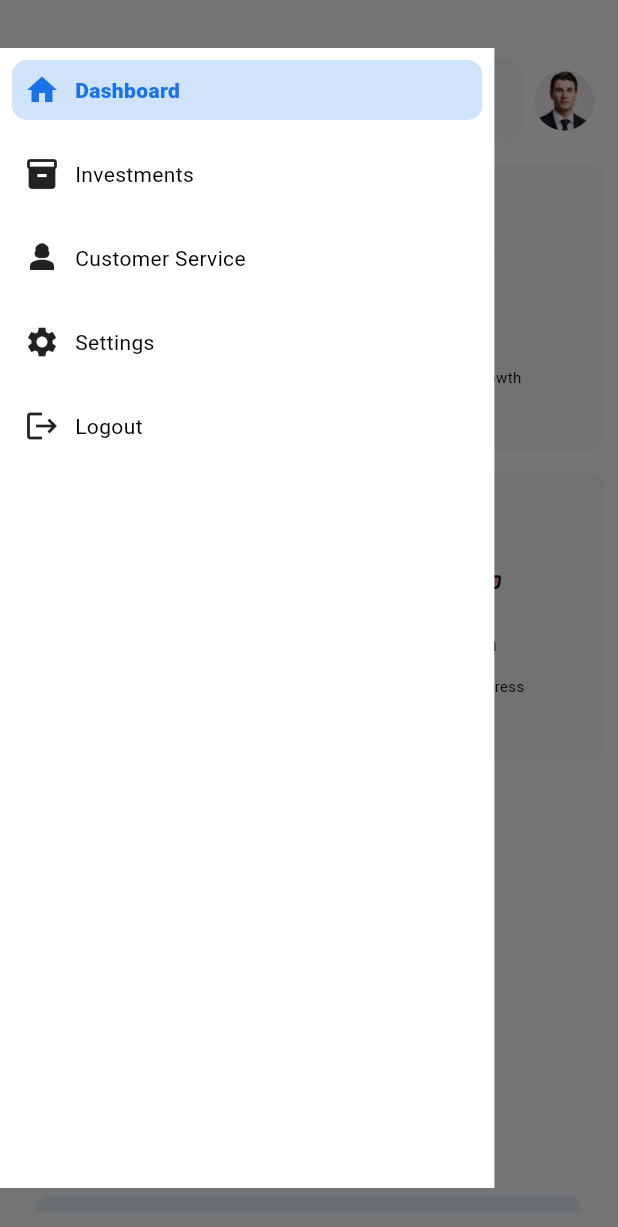
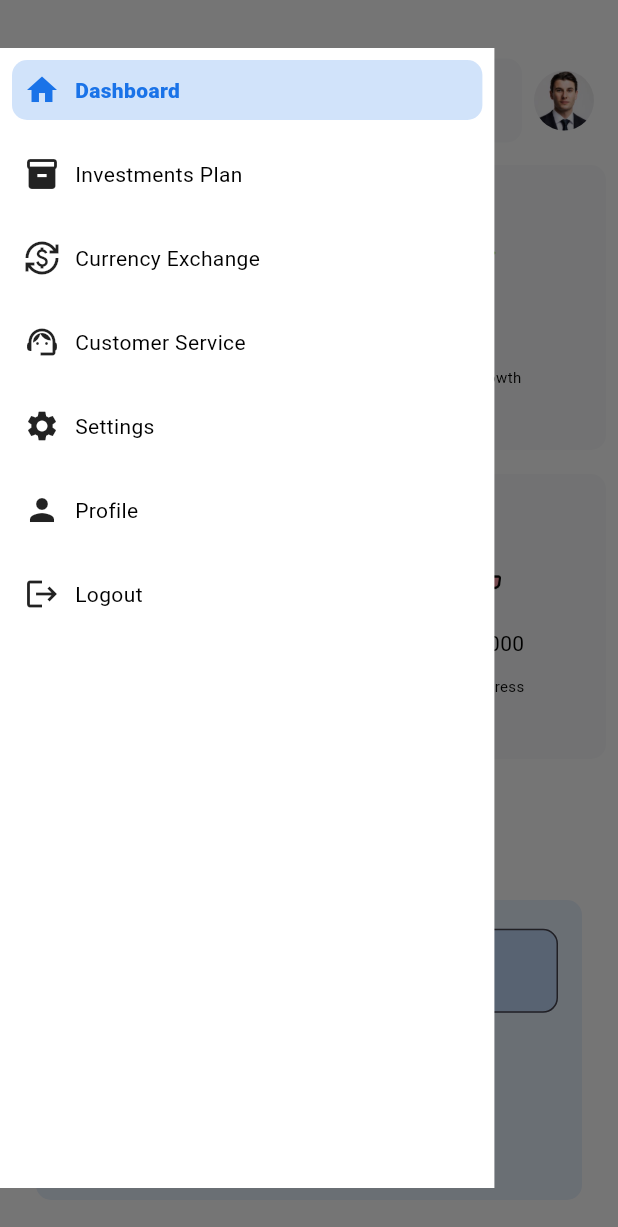
Before and after one commit to Nadun-Charuka/MyFinovate, a Flutter app: the screen it shows after launch, after a tap on the "menu" icon, on a phone screen of 412 x 824 dp. Shown: the top 1227 px of the screen. Run offline on Flutter 3.47's test engine with Material 3 defaults, Android fonts, the phone set to English and light mode, and no system bars; our stand-ins replace fl_chart, shared_preferences.

Commit message:
ccontext changes

```diff
--- a/lib/data/health_activity_data.dart
+++ b/lib/data/health_activity_data.dart
@@ -4,22 +4,22 @@
   List<HealthActivityModel> healthActivityModelList = [
     HealthActivityModel(
       icon: "assets/icons/total_invesment.png",
-      value: "230",
+      value: "LKR 456,256.22",
       title: "Total Investments",
     ),
     HealthActivityModel(
       icon: "assets/icons/portfolio_growth.png",
-      value: "7.8K",
+      value: "1.6%",
       title: "Portfolio Growth",
     ),
     HealthActivityModel(
       icon: "assets/icons/pending_loan.png",
-      value: "340m",
+      value: "LKR 65,000",
       title: "Pending Loan",
     ),
     HealthActivityModel(
       icon: "assets/icons/saving.png",
-      value: "7h48m",
+      value: "LKR 500,000",
       title: "Savings Progress",
     ),
   ];
--- a/lib/data/side_menu_data.dart
+++ b/lib/data/side_menu_data.dart
@@ -7,16 +7,16 @@
       icon: Icons.home,
       title: "Dashboard",
     ),
-    // SideMenuItem(
-    //   icon: Icons.currency_exchange,
-    //   title: "Currency Exchange",
-    // ),
     SideMenuItem(
       icon: Icons.inventory,
-      title: "Investments",
+      title: "Investments Plan",
     ),
     SideMenuItem(
-      icon: Icons.person_3,
+      icon: Icons.currency_exchange,
+      title: "Currency Exchange",
+    ),
+    SideMenuItem(
+      icon: Icons.support_agent,
       title: "Customer Service",
     ),
     SideMenuItem(
@@ -24,6 +24,10 @@
       title: "Settings ",
     ),
     SideMenuItem(
+      icon: Icons.person,
+      title: "Profile",
+    ),
+    SideMenuItem(
       icon: Icons.logout,
       title: "Logout",
     ),
--- a/lib/main.dart
+++ b/lib/main.dart
@@ -22,7 +22,7 @@
     final themeNotifier = Provider.of<ThemeNotifier>(context);
 
     return MaterialApp(
-      title: 'Themed App',
+      title: 'MyFinovate',
       debugShowCheckedModeBanner: false,
       theme: lightTheme, // Light theme
       darkTheme: darkTheme, // Dark theme
--- a/lib/widgets/currency_exchange.dart
+++ b/lib/widgets/currency_exchange.dart
@@ -1,7 +1,15 @@
 import 'package:flutter/material.dart';
 
-class CurrencyExchange extends StatelessWidget {
+class CurrencyExchange extends StatefulWidget {
   const CurrencyExchange({super.key});
+
+  @override
+  State<CurrencyExchange> createState() => _CurrencyExchangeState();
+}
+
+class _CurrencyExchangeState extends State<CurrencyExchange> {
+  final TextEditingController _amountController = TextEditingController();
+  double? _convertedAmount;
 
   @override
   Widget build(BuildContext context) {
@@ -25,7 +33,6 @@
                 ),
               ),
               const SizedBox(height: 16),
-              // Input section
               isMobile
                   ? _buildVerticalLayout(context)
                   : _buildHorizontalLayout(context),
@@ -40,7 +47,8 @@
   Widget _buildVerticalLayout(BuildContext context) {
     return Column(
       children: [
-        _buildInputCard(context, "Enter Amount...", "Min 250 - Max 10,000"),
+        _buildInputCard(context, "Enter Amount...",
+            "    Min 250 - Max 10,000\nCompany Deduction - 3%"),
         const SizedBox(height: 16),
         Row(
           mainAxisAlignment: MainAxisAlignment.center,
@@ -76,7 +84,10 @@
         Expanded(
           flex: 2,
           child: _buildInputCard(
-              context, "Enter Amount...", "Min 250 - Max 10,000"),
+            context,
+            "Enter Amount...",
+            "    Min 250 - Max 10,000\nCompany Deduction - 3%",
+          ),
         ),
         Expanded(
           flex: 1,
@@ -109,10 +120,11 @@
     );
   }
 
-  // Input Card
+  // Input Card with User Interaction
   Widget _buildInputCard(BuildContext context, String title, String subtitle) {
     return Container(
-      height: 150,
+      width: double.infinity,
+      height: 200,
       padding: const EdgeInsets.all(16.0),
       decoration: BoxDecoration(
         borderRadius: BorderRadius.circular(10),
@@ -120,29 +132,30 @@
       ),
       child: Column(
         mainAxisAlignment: MainAxisAlignment.spaceEvenly,
-        crossAxisAlignment: CrossAxisAlignment.start,
         children: [
-          Text(
-            title,
-            style: TextStyle(
-              fontSize: 24,
-              fontWeight: FontWeight.bold,
-              color: Theme.of(context).textTheme.bodyMedium!.color,
+          TextField(
+            controller: _amountController,
+            keyboardType: TextInputType.number,
+            decoration: InputDecoration(
+              labelText: title,
+              border: OutlineInputBorder(
+                borderRadius: BorderRadius.circular(10),
+              ),
+              filled: true,
+              fillColor: Theme.of(context).primaryColor.withOpacity(0.2),
             ),
           ),
+          const SizedBox(height: 8),
           Text(
             subtitle,
-            style: TextStyle(
-              fontSize: 16,
-              color: Theme.of(context).textTheme.bodyMedium!.color,
-            ),
-          ),
-          Text(
-            "Company Deduction - 3%",
             style: TextStyle(
               fontSize: 14,
               color: Theme.of(context).textTheme.bodyMedium!.color,
             ),
+          ),
+          ElevatedButton(
+            onPressed: _convertCurrency,
+            child: const Text("Convert"),
           ),
         ],
       ),
@@ -160,7 +173,9 @@
       ),
       child: Center(
         child: Text(
-          "Converted Amount: \$XXXX",
+          _convertedAmount != null
+              ? "Converted Amount: \$${_convertedAmount!.toStringAsFixed(2)}"
+              : "Enter amount to see conversion",
           style: TextStyle(
             fontSize: 18,
             fontWeight: FontWeight.bold,
@@ -171,4 +186,21 @@
       ),
     );
   }
+
+  // Conversion Logic
+  void _convertCurrency() {
+    final amount = double.tryParse(_amountController.text);
+
+    if (amount != null && amount >= 250 && amount <= 10000) {
+      setState(() {
+        _convertedAmount = amount * 0.003; // Example conversion rate
+      });
+    } else {
+      ScaffoldMessenger.of(context).showSnackBar(
+        const SnackBar(
+          content: Text("Please enter a valid amount (250-10,000)."),
+        ),
+      );
+    }
+  }
 }
--- a/lib/widgets/dashboard.dart
+++ b/lib/widgets/dashboard.dart
@@ -26,10 +26,11 @@
             HeaderWidget(),
             CustomSizedBox1(),
             ActivityWidget(),
-            CustomSizedBox1(),
+            CustomSizedBox2(),
             CurrencyExchange(),
+            CustomSizedBox2(),
             LineChartCard(),
-            CustomSizedBox1(),
+            CustomSizedBox2(),
             InvestmentPlanCards(),
             CustomSizedBox2(),
             BarGraphCard(),
--- a/lib/widgets/investment_plan_card.dart
+++ b/lib/widgets/investment_plan_card.dart
@@ -1,3 +1,4 @@
+import 'package:fitness_tracker_v90/widgets/custom_sized_box.dart';
 import 'package:fitness_tracker_v90/widgets/custom_theme_extension.dart';
 import 'package:flutter/material.dart';
 
@@ -49,7 +50,20 @@
 
     return Padding(
       padding: const EdgeInsets.all(16.0),
-      child: ListView.builder(
+      child: Column(
+        children: [
+          Align(
+            alignment: Alignment.centerLeft,
+            child: Text(
+              "Investment Plans",
+              style: Theme.of(context).textTheme.headlineSmall!.copyWith(
+                    fontWeight: FontWeight.bold,
+                    color: Theme.of(context).primaryColor,
+                  ),
+            ),
+          ),
+          const CustomSizedBox1(),
+          ListView.builder(
             physics: const NeverScrollableScrollPhysics(),
             itemCount: plans.length,
             shrinkWrap: true,
@@ -142,6 +156,8 @@
               );
             },
           ),
+        ],
+      ),
     );
   }
 
```
Also changed, not shown: 2 other files. Lines whose indentation alone changed are shown as unchanged.
